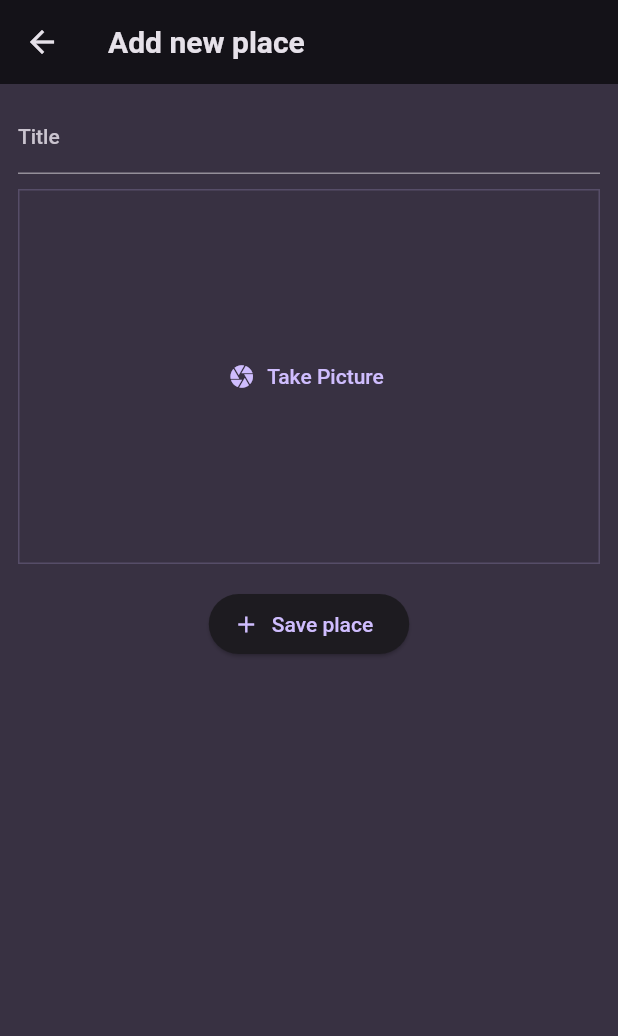
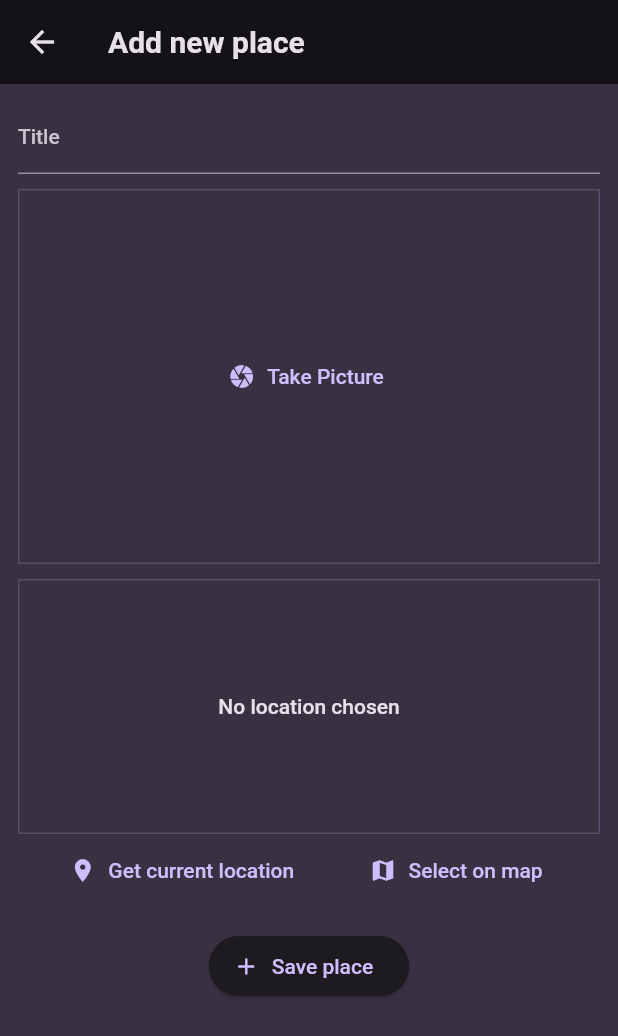
Before and after one commit to Lemout17/flutter_favorite_places_app, a Flutter app: the AddPlacePage screen opened directly, on a phone screen of 412 x 824 dp. Shown: the top 1036 px of the screen. Run offline on Flutter 3.47's test engine with Material 2 defaults, Android fonts, the phone set to English and light mode, and no system bars; our stand-ins replace flutter_riverpod, google_fonts, image_picker.

Commit message:
added locationInput widget

```diff
--- a/lib/pages/add_place_page.dart
+++ b/lib/pages/add_place_page.dart
@@ -3,6 +3,7 @@ import 'dart:io';
 import 'package:flutter/material.dart';
 import 'package:flutter_favorite_places_app/providers/user_places.dart';
 import 'package:flutter_favorite_places_app/widgets/image_input.dart';
+import 'package:flutter_favorite_places_app/widgets/location_input.dart';
 import 'package:flutter_riverpod/flutter_riverpod.dart';
 
 class AddPlacePage extends ConsumerStatefulWidget {
@@ -44,6 +45,10 @@ class _AddPlacePageState extends ConsumerState<AddPlacePage> {
             ),
             ImageInput(onPickImage: onPickImage),
             const SizedBox(
+              height: 10,
+            ),
+            const LocationInput(),
+            const SizedBox(
               height: 16,
             ),
             ElevatedButton.icon(
--- /dev/null
+++ b/lib/widgets/location_input.dart
@@ -0,0 +1,53 @@
+import 'package:flutter/material.dart';
+
+class LocationInput extends StatefulWidget {
+  const LocationInput({super.key});
+
+  @override
+  State<LocationInput> createState() => _LocationInputState();
+}
+
+class _LocationInputState extends State<LocationInput> {
+  @override
+  Widget build(BuildContext context) {
+    final ThemeData theme = Theme.of(context);
+
+    return Column(
+      children: [
+        Container(
+          height: 170,
+          width: double.infinity,
+          alignment: Alignment.center,
+          decoration: BoxDecoration(
+            border: Border.all(
+              color: theme.colorScheme.primary.withOpacity(0.2),
+              width: 1,
+            ),
+          ),
+          child: Text(
+            'No location chosen',
+            textAlign: TextAlign.center,
+            style: theme.textTheme.bodyLarge!.copyWith(
+              color: theme.colorScheme.onBackground,
+            ),
+          ),
+        ),
+        Row(
+          mainAxisAlignment: MainAxisAlignment.spaceEvenly,
+          children: [
+            TextButton.icon(
+              onPressed: () {},
+              icon: const Icon(Icons.location_on),
+              label: const Text('Get current location'),
+            ),
+            TextButton.icon(
+              onPressed: () {},
+              icon: const Icon(Icons.map),
+              label: const Text('Select on map'),
+            )
+          ],
+        ),
+      ],
+    );
+  }
+}
```
Also changed, not shown: 1 other file.
